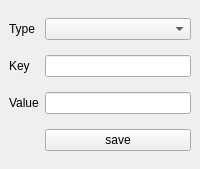
Before: the Qt Designer form apps/opencs/views/filter/filtereditor.ui in zinnschlag/openmw, drawn with Qt 5.
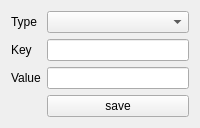
After: the same form once the commit is applied.

```diff
--- a/apps/opencs/views/filter/filtereditor.ui
+++ b/apps/opencs/views/filter/filtereditor.ui
@@ -1,22 +1,7 @@
 <?xml version="1.0" encoding="UTF-8"?>
 <ui version="4.0">
  <class>FilterEditor</class>
- <widget class="QDockWidget" name="FilterEditor">
-  <property name="geometry">
-   <rect>
-    <x>0</x>
-    <y>0</y>
-    <width>200</width>
-    <height>169</height>
-   </rect>
-  </property>
-  <property name="features">
-   <set>QDockWidget::AllDockWidgetFeatures</set>
-  </property>
-  <property name="windowTitle">
-   <string>Filter Editor</string>
-  </property>
-  <widget class="QWidget" name="dockWidgetContents">
+  <widget class="QWidget" name="FilterEditor">
    <layout class="QGridLayout" name="gridLayout">
     <item row="1" column="0">
      <widget class="QLabel" name="keyLabel">
@@ -57,7 +42,6 @@
     </item>
    </layout>
   </widget>
- </widget>
  <resources/>
  <connections/>
 </ui>
```
